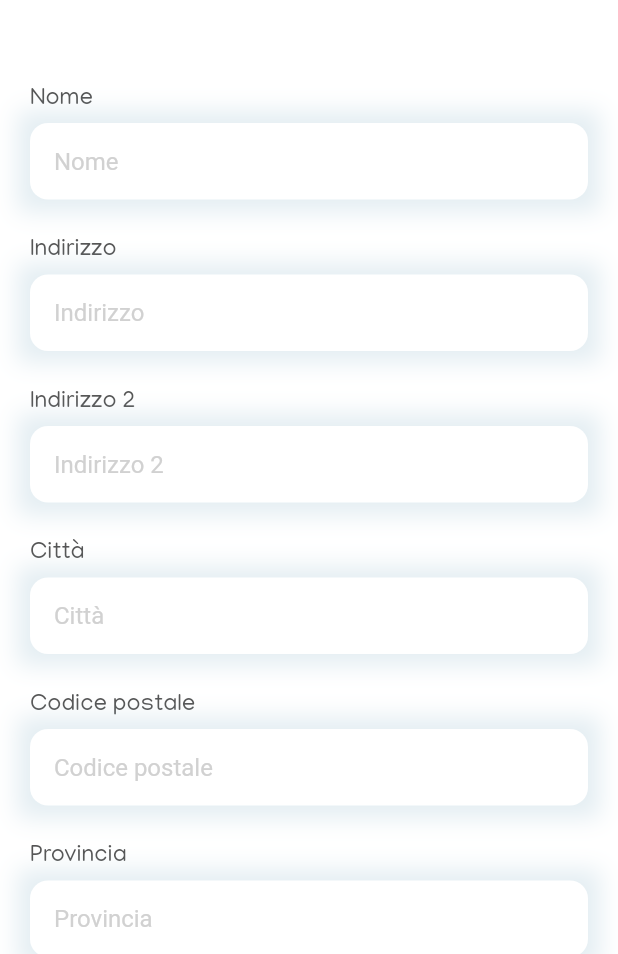
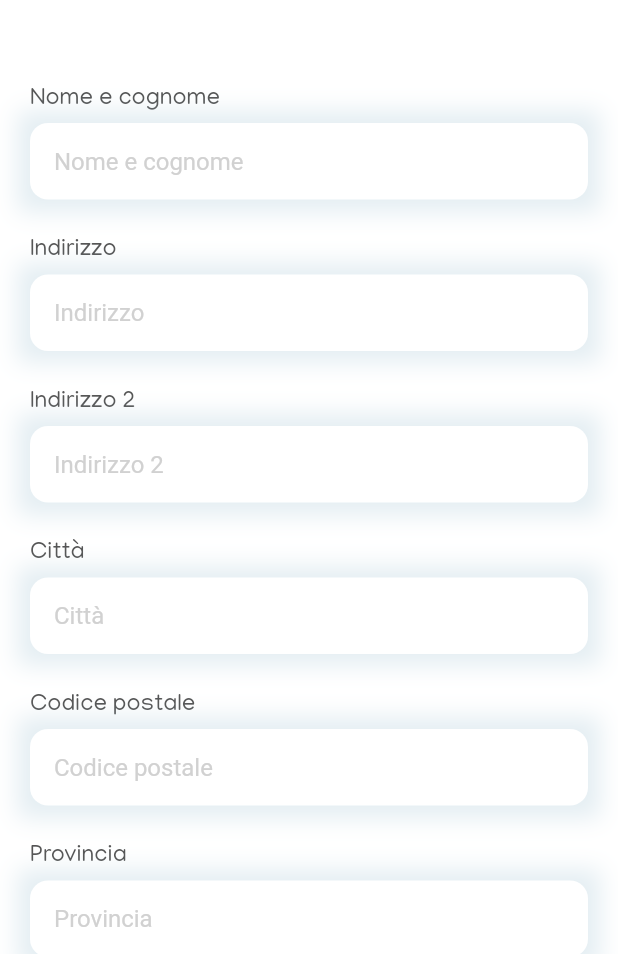
Before and after one commit to ankoosh544/sisterly, a Flutter app: the Upload2Screen screen opened directly, on a phone screen of 412 x 824 dp, the part 282-1236 px from its top. Run offline on Flutter 3.47's test engine with Material 2 defaults, Android fonts, the phone set to English and light mode, and no system bars; our stand-ins replace cached_network_image, carousel_slider, device_info, firebase_analytics, firebase_core, flutter_rating_bar and 14 more; missing offline and left inert: app_tracking_transparency, facebook_app_events, flutter_facebook_auth, flutter_inappwebview, flutter_sequence_animation, flutter_stripe and 3 more; accounts and stored records are empty; network calls fail.

Commit message:
Text fixes

```diff
--- a/sisterly/lib/screens/payment_method_screen.dart
+++ b/sisterly/lib/screens/payment_method_screen.dart
@@ -374,6 +374,8 @@ class _PaymentMethodScreenState extends State<PaymentMethodScreen> {
                         ],
                       ),
                       SizedBox(height: 40),
+                      Text("L'importo verrà addebitato solo quando la Lender accetterà la tua richiesta di noleggio"),
+                      SizedBox(height: 40),
                       Center(
                         child: isLoading ? CircularProgressIndicator() : Opacity(
                           opacity: 1,
--- a/sisterly/lib/screens/upload_2_screen.dart
+++ b/sisterly/lib/screens/upload_2_screen.dart
@@ -128,7 +128,7 @@ class Upload2ScreenState extends State<Upload2Screen> {
                       SizedBox(height: 32),
                       if (!_hasAddress || _addNewAddress || _editAddress)
                         Column(children: [
-                          inputField("Nome", _name, false),
+                          inputField("Nome e cognome", _name, false),
                           inputField("Indirizzo", _address, false),
                           inputField("Indirizzo 2", _address2, false),
                           inputField("Città", _city, false),
--- a/sisterly/pubspec.yaml
+++ b/sisterly/pubspec.yaml
@@ -15,7 +15,7 @@ publish_to: 'none' # Remove this line if you wish to publish to pub.dev
 # In iOS, build-name is used as CFBundleShortVersionString while build-number used as CFBundleVersion.
 # Read more about iOS versioning at
 # https://developer.apple.com/library/archive/documentation/General/Reference/InfoPlistKeyReference/Articles/CoreFoundationKeys.html
-version: 1.0.67+67
+version: 1.0.68+68
 
 environment:
   sdk: ">=2.12.0 <3.0.0"
```
Also changed, not shown: 1 other file.
